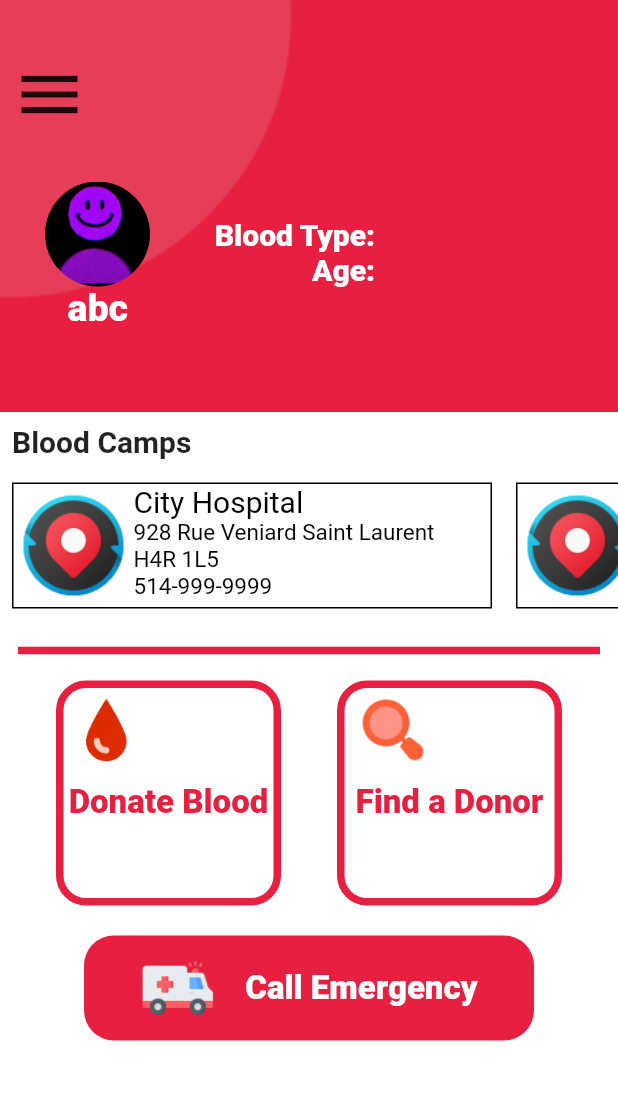
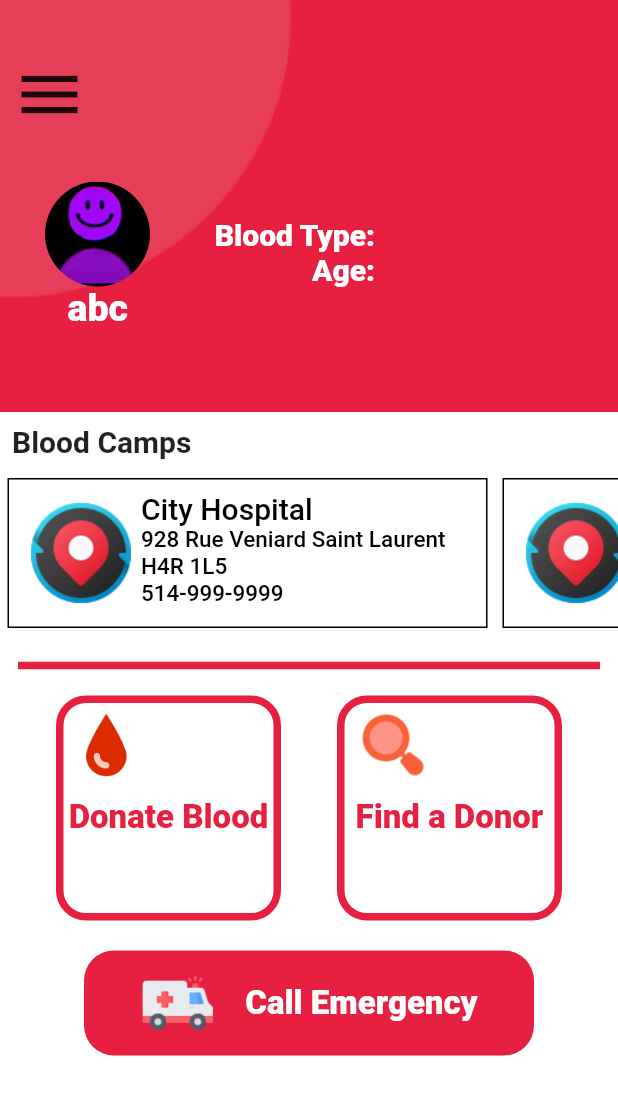
Before and after one commit to adinashby-vanier-college/app-dev-2-project-gurjas936, a Flutter app: the Users screen opened directly, on a phone screen of 412 x 824 dp. Shown: the top 1095 px of the screen. Run offline on Flutter 3.47's test engine with Material 2 defaults, Android fonts, the phone set to English and light mode, and no system bars; Roboto replaces fonts that are missing (Quicksand).

Commit message:
user page ListView fixed

```diff
--- a/lib/screens/users.dart
+++ b/lib/screens/users.dart
@@ -25,7 +25,7 @@ class Users extends StatelessWidget {
                           child: IconButton(
                             onPressed: () =>
                                 _globalKey.currentState!.closeDrawer(),
-                            icon: Icon(Icons.menu),
+                            icon: const Icon(Icons.menu),
                             iconSize: 50,
                           ),
                         ),
@@ -40,7 +40,7 @@ class Users extends StatelessWidget {
                     Container(
                       height: 100,
                       width: 100,
-                      decoration: BoxDecoration(
+                      decoration: const BoxDecoration(
                         image: DecorationImage(
                           image: AssetImage('images/pp.jpg'),
                           fit: BoxFit.fill,
@@ -49,7 +49,7 @@ class Users extends StatelessWidget {
                       ),
                     ),
                     Container(
-                      child: Text(
+                      child: const Text(
                         'abc',
                         style: TextStyle(
                             fontSize: 25,
@@ -57,12 +57,12 @@ class Users extends StatelessWidget {
                             color: Color(0xffe72041)),
                       ),
                     ),
-                    Divider(
+                    const Divider(
                       thickness: 2,
                       color: Colors.black,
                     ),
                     ListTile(
-                      title: Text(
+                      title: const Text(
                         'Edit profile',
                         style: TextStyle(
                           fontSize: 25,
@@ -72,7 +72,7 @@ class Users extends StatelessWidget {
                       onTap: () {},
                     ),
                     ListTile(
-                      title: Text(
+                      title: const Text(
                         'History',
                         style: TextStyle(
                           fontSize: 25,
@@ -82,7 +82,7 @@ class Users extends StatelessWidget {
                       onTap: () {},
                     ),
                     ListTile(
-                      title: Text(
+                      title: const Text(
                         'Feedback',
                         style: TextStyle(
                           fontSize: 25,
@@ -92,7 +92,7 @@ class Users extends StatelessWidget {
                       onTap: () {},
                     ),
                     ListTile(
-                      title: Text(
+                      title: const Text(
                         'Settings',
                         style: TextStyle(
                           fontSize: 25,
@@ -102,7 +102,7 @@ class Users extends StatelessWidget {
                       onTap: () {},
                     ),
                     ListTile(
-                      title: Text(
+                      title: const Text(
                         'Logout',
                         style: TextStyle(
                           fontSize: 25,
@@ -130,7 +130,7 @@ class Users extends StatelessWidget {
                   Container(
                     height: 260,
                     width: 250,
-                    decoration: BoxDecoration(
+                    decoration: const BoxDecoration(
                       image: DecorationImage(
                         image: AssetImage('images/quat1.png'),
                         fit: BoxFit.cover,
@@ -148,7 +148,7 @@ class Users extends StatelessWidget {
                               child: Container(
                                 height: 70,
                                 width: 70,
-                                decoration: BoxDecoration(
+                                decoration: const BoxDecoration(
                                   image: DecorationImage(
                                     image: AssetImage('images/pp.jpg'),
                                     fit: BoxFit.cover,
@@ -163,7 +163,7 @@ class Users extends StatelessWidget {
                               mainAxisAlignment: MainAxisAlignment.end,
                               children: [
                                 Container(
-                                  child: Text(
+                                  child: const Text(
                                     'Blood Type:',
                                     style: TextStyle(
                                         fontSize: 20,
@@ -172,7 +172,7 @@ class Users extends StatelessWidget {
                                   ),
                                 ),
                                 Container(
-                                  child: Text(
+                                  child: const Text(
                                     'Age:',
                                     style: TextStyle(
                                         fontSize: 20,
@@ -185,10 +185,10 @@ class Users extends StatelessWidget {
                           ],
                         ),
                         Padding(
-                          padding: EdgeInsets.only(left: 45, bottom: 40),
+                          padding: const EdgeInsets.only(left: 45, bottom: 40),
                           child: Container(
                             alignment: Alignment.centerLeft,
-                            child: Text(
+                            child: const Text(
                               'abc',
                               style: TextStyle(
                                   fontSize: 25,
@@ -215,7 +215,7 @@ class Users extends StatelessWidget {
                         padding: const EdgeInsets.all(8.0),
                         child: Container(
                           alignment: Alignment.centerLeft,
-                          child: Text(
+                          child: const Text(
                             'Blood Camps',
                             style: TextStyle(
                               fontSize: 20,
@@ -225,24 +225,26 @@ class Users extends StatelessWidget {
                         ),
                       ),
                       SizedBox(
-                        height: 100,
+                        height: 110,
                         child: ListView(
                           scrollDirection: Axis.horizontal,
                           children: [
                             Padding(
-                              padding: const EdgeInsets.all(8.0),
+                              padding: const EdgeInsets.all(5.0),
                               child: Container(
                                 width: 320,
                                 decoration: BoxDecoration(
                                   color: Colors.white,
                                   border: Border.all(color: Colors.black),
                                 ),
+                                child: TextButton(
+                                  onPressed: (){},
                                   child: Row(
                                     children: [
                                       Container(
                                         width: 80,
                                         height: 80,
-                                      decoration: BoxDecoration(
+                                        decoration: const BoxDecoration(
                                             image: DecorationImage(
                                           image: AssetImage('images/maps.png'),
                                         )),
@@ -253,7 +255,7 @@ class Users extends StatelessWidget {
                                               CrossAxisAlignment.start,
                                           children: [
                                             Container(
-                                            child: Text(
+                                              child: const Text(
                                                 'City Hospital',
                                                 style: TextStyle(
                                                     fontSize: 20,
@@ -261,7 +263,7 @@ class Users extends StatelessWidget {
                                               ),
                                             ),
                                             Container(
-                                            child: Text(
+                                              child: const Text(
                                                 '928 Rue Veniard Saint Laurent',
                                                 style: TextStyle(
                                                     fontSize: 15,
@@ -269,7 +271,7 @@ class Users extends StatelessWidget {
                                               ),
                                             ),
                                             Container(
-                                            child: Text(
+                                              child: const Text(
                                                 'H4R 1L5',
                                                 style: TextStyle(
                                                     fontSize: 15,
@@ -277,7 +279,7 @@ class Users extends StatelessWidget {
                                               ),
                                             ),
                                             Container(
-                                            child: Text(
+                                              child: const Text(
                                                 '514-999-9999',
                                                 style: TextStyle(
                                                     fontSize: 15,
@@ -291,20 +293,23 @@ class Users extends StatelessWidget {
                                   ),
                                 ),
                               ),
+                            ),
                             Padding(
-                              padding: const EdgeInsets.all(8.0),
+                              padding: const EdgeInsets.all(5.0),
                               child: Container(
                                 width: 320,
                                 decoration: BoxDecoration(
                                   color: Colors.white,
                                   border: Border.all(color: Colors.black),
                                 ),
+                                child: TextButton(
+                                  onPressed: () {},
                                   child: Row(
                                     children: [
                                       Container(
                                         width: 80,
                                         height: 80,
-                                      decoration: BoxDecoration(
+                                        decoration: const BoxDecoration(
                                             image: DecorationImage(
                                           image: AssetImage('images/maps.png'),
                                         )),
@@ -315,7 +320,7 @@ class Users extends StatelessWidget {
                                               CrossAxisAlignment.start,
                                           children: [
                                             Container(
-                                            child: Text(
+                                              child: const Text(
                                                 'City Hospital',
                                                 style: TextStyle(
                                                     fontSize: 20,
@@ -323,7 +328,7 @@ class Users extends StatelessWidget {
                                               ),
                                             ),
                                             Container(
-                                            child: Text(
+                                              child: const Text(
                                                 '928 Rue Veniard Saint Laurent',
                                                 style: TextStyle(
                                                     fontSize: 15,
@@ -331,7 +336,7 @@ class Users extends StatelessWidget {
                                               ),
                                             ),
                                             Container(
-                                            child: Text(
+                                              child: const Text(
                                                 'H4R 1L5',
                                                 style: TextStyle(
                                                     fontSize: 15,
@@ -339,7 +344,7 @@ class Users extends StatelessWidget {
                                               ),
                                             ),
                                             Container(
-                                            child: Text(
+                                              child: const Text(
                                                 '514-999-9999',
                                                 style: TextStyle(
                                                     fontSize: 15,
@@ -353,20 +358,23 @@ class Users extends StatelessWidget {
                                   ),
                                 ),
                               ),
+                            ),
                             Padding(
-                              padding: const EdgeInsets.all(8.0),
+                              padding: const EdgeInsets.all(5.0),
                               child: Container(
                                 width: 320,
                                 decoration: BoxDecoration(
                                   color: Colors.white,
                                   border: Border.all(color: Colors.black),
                                 ),
+                                child: TextButton(
+                                  onPressed: () {},
                                   child: Row(
                                     children: [
                                       Container(
                                         width: 80,
                                         height: 80,
-                                      decoration: BoxDecoration(
+                                        decoration: const BoxDecoration(
                                             image: DecorationImage(
                                           image: AssetImage('images/maps.png'),
                                         )),
@@ -377,7 +385,7 @@ class Users extends StatelessWidget {
                                               CrossAxisAlignment.start,
                                           children: [
                                             Container(
-                                            child: Text(
+                                              child: const Text(
                                                 'City Hospital',
                                                 style: TextStyle(
                                                     fontSize: 20,
@@ -385,7 +393,7 @@ class Users extends StatelessWidget {
                                               ),
                                             ),
                                             Container(
-                                            child: Text(
+                                              child: const Text(
                                                 '928 Rue Veniard Saint Laurent',
                                                 style: TextStyle(
                                                     fontSize: 15,
@@ -393,7 +401,7 @@ class Users extends StatelessWidget {
                                               ),
                                             ),
                                             Container(
-                                            child: Text(
+                                              child: const Text(
                                                 'H4R 1L5',
                                                 style: TextStyle(
                                                     fontSize: 15,
@@ -401,7 +409,7 @@ class Users extends StatelessWidget {
                                               ),
                                             ),
                                             Container(
-                                            child: Text(
+                                              child: const Text(
                                                 '514-999-9999',
                                                 style: TextStyle(
                                                     fontSize: 15,
@@ -414,12 +422,13 @@ class Users extends StatelessWidget {
                                     ],
                                   ),
                                 ),
+                              ),
                             )
                           ],
                         ),
                       ),
-                      Padding(
-                        padding: const EdgeInsets.all(12.0),
+                      const Padding(
+                        padding: EdgeInsets.all(12.0),
                         child: Divider(
                           thickness: 5,
                           color: Color(0xffe72041),
@@ -448,7 +457,7 @@ class Users extends StatelessWidget {
                                     Container(
                                       width: 50,
                                       height: 50,
-                                      decoration: BoxDecoration(
+                                      decoration: const BoxDecoration(
                                         image: DecorationImage(
                                           image: AssetImage(
                                             'images/bloodDrop.png',
@@ -456,11 +465,11 @@ class Users extends StatelessWidget {
                                         ),
                                       ),
                                     ),
-                                    SizedBox(
+                                    const SizedBox(
                                       height: 10,
                                     ),
                                     Container(
-                                      child: Text(
+                                      child: const Text(
                                         'Donate Blood',
                                         style: TextStyle(
                                             color: Color(0xffe72041),
@@ -491,7 +500,7 @@ class Users extends StatelessWidget {
                                     Container(
                                       width: 50,
                                       height: 50,
-                                      decoration: BoxDecoration(
+                                      decoration: const BoxDecoration(
                                         image: DecorationImage(
                                           image: AssetImage(
                                             'images/search.png',
@@ -499,11 +508,11 @@ class Users extends StatelessWidget {
                                         ),
                                       ),
                                     ),
-                                    SizedBox(
+                                    const SizedBox(
                                       height: 10,
                                     ),
                                     Container(
-                                      child: Text(
+                                      child: const Text(
                                         'Find a Donor',
                                         style: TextStyle(
                                             color: Color(0xffe72041),
@@ -521,7 +530,7 @@ class Users extends StatelessWidget {
 
                       ////////////////////////////E M E R G E N C Y
 
-                      SizedBox(
+                      const SizedBox(
                         height: 20,
                       ),
 
@@ -530,7 +539,7 @@ class Users extends StatelessWidget {
                         height: 70,
                         child: TextButton(
                           style: TextButton.styleFrom(
-                            backgroundColor: Color(0xffe72041),
+                            backgroundColor: const Color(0xffe72041),
                             shape: RoundedRectangleBorder(
                                 borderRadius: BorderRadius.circular(20)),
                           ),
@@ -542,7 +551,7 @@ class Users extends StatelessWidget {
                               Container(
                                 width: 50,
                                 height: 50,
-                                decoration: BoxDecoration(
+                                decoration: const BoxDecoration(
                                   image: DecorationImage(
                                     image: AssetImage(
                                       'images/ambulance.png',
@@ -550,11 +559,11 @@ class Users extends StatelessWidget {
                                   ),
                                 ),
                               ),
-                              SizedBox(
+                              const SizedBox(
                                 width: 20,
                               ),
                               Container(
-                                child: Text(
+                                child: const Text(
                                   'Call Emergency',
                                   style: TextStyle(
                                       color: Colors.white,
@@ -581,7 +590,7 @@ class Users extends StatelessWidget {
           padding: const EdgeInsets.only(top: 30.0),
           child: IconButton(
             onPressed: () => _globalKey.currentState!.openDrawer(),
-            icon: Icon(Icons.menu),
+            icon: const Icon(Icons.menu),
             iconSize: 50,
           ),
         )
```
Lines whose indentation alone changed are shown as unchanged.
